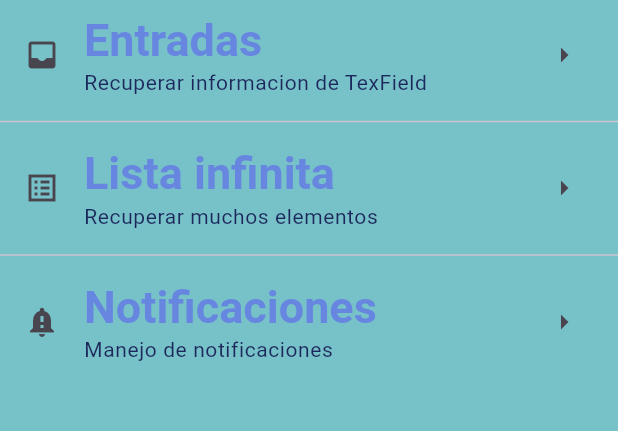
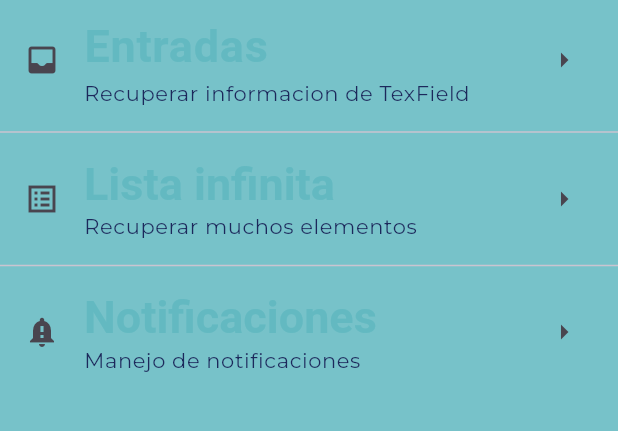
Before and after one commit to ElFranck21/componentes_flutter, a Flutter app: the screen it shows after launch, on a phone screen of 412 x 824 dp, the part 84-515 px from its top. Run offline on Flutter 3.47's test engine with Material 3 defaults, Android fonts, the phone set to English and light mode, and no system bars; our stand-ins replace google_fonts; Roboto replaces fonts that are missing (Acme).

Commit message:
Refactorizing and creation of AppTheme Class

```diff
--- a/lib/main_app.dart
+++ b/lib/main_app.dart
@@ -1,5 +1,6 @@
 import 'package:flutter/material.dart';
-import 'package:practica3_/home_screen.dart';
+import 'package:practica3_/screens/home_screen.dart';
+import 'package:practica3_/theme/app_theme.dart';
 class MainApp extends StatelessWidget {
   const MainApp({super.key});
 
@@ -8,23 +9,7 @@ class MainApp extends StatelessWidget {
     return  MaterialApp(
       debugShowCheckedModeBanner: false,
       home:const HomeScreen(),
-      theme:ThemeData(
-        scaffoldBackgroundColor:const Color.fromARGB(218, 96, 184, 192),
-        appBarTheme:const  AppBarTheme(color: Color.fromARGB(241, 31, 128, 193)),
-        textTheme:const  TextTheme(
-          headlineLarge: TextStyle(
-            fontFamily: 'sans-serif',
-            fontSize: 30,
-            fontWeight: FontWeight.bold,
-            color: Color.fromARGB(224, 101, 126, 227)
-          ),
-          bodySmall: TextStyle(
-            fontSize: 14,
-            fontWeight: FontWeight.w400,
-            color: Color.fromARGB(224, 16, 19, 76)
-          ),
-        ),
-      ),
+      theme:AppTheme.lightTheme,
     );
   }
 }
--- a/lib/home_screen.dart
+++ b/lib/screens/home_screen.dart
@@ -1,4 +1,5 @@
 import 'package:flutter/material.dart';
+import 'package:practica3_/theme/app_theme.dart';
 
 class HomeScreen extends StatelessWidget {
   const HomeScreen({super.key});
@@ -13,7 +14,9 @@ class HomeScreen extends StatelessWidget {
           children: <Widget> [
             ListTile(
               title: Text('Entradas',
-                style:Theme.of(context).textTheme.headlineLarge ,),
+                style: AppTheme.lightTheme.textTheme.headlineLarge,
+                ),
+               // style:Theme.of(context).textTheme.headlineLarge ,),
               subtitle: Text('Recuperar informacion de TexField',
                 style: Theme.of(context).textTheme.bodySmall,),
               leading:const Icon(Icons.inbox_rounded),
@@ -26,8 +29,8 @@ class HomeScreen extends StatelessWidget {
                 style:Theme.of(context).textTheme.headlineLarge ,),
               subtitle:  Text('Recuperar muchos elementos',
                 style: Theme.of(context).textTheme.bodySmall,),
-              leading: Icon(Icons.list_alt_sharp),
-              trailing: Icon(Icons.arrow_right_outlined),
+              leading: const Icon(Icons.list_alt_sharp),
+              trailing:const  Icon(Icons.arrow_right_outlined),
 
             ),const Divider(),
             ListTile(
@@ -35,8 +38,8 @@ class HomeScreen extends StatelessWidget {
                 style:Theme.of(context).textTheme.headlineLarge ,),
               subtitle:  Text('Manejo de notificaciones',
               style: Theme.of(context).textTheme.bodySmall,),
-              leading: Icon(Icons.notification_important),
-              trailing: Icon(Icons.arrow_right_outlined),
+              leading:const  Icon(Icons.notification_important),
+              trailing:const  Icon(Icons.arrow_right_outlined),
             ),
           ],
         ),
--- /dev/null
+++ b/lib/theme/app_theme.dart
@@ -0,0 +1,32 @@
+import 'package:flutter/material.dart';
+import 'package:google_fonts/google_fonts.dart';
+
+class AppTheme{
+  // constante de color primario
+  static const primaryColor=Color.fromARGB(218, 96, 184, 192);
+  // constante de color secundario
+  static const secundaryColor=Color.fromARGB(224, 16, 19, 76);
+    // constatnte de color de fondo
+  static const backColor=Color.fromARGB(241, 31, 128, 193);
+
+//definicion del tema de color y estilo de la app
+  static final ThemeData lightTheme= ThemeData.light().copyWith(
+    scaffoldBackgroundColor:primaryColor,
+        appBarTheme:const  AppBarTheme(color: backColor),
+        textTheme:  TextTheme(
+          // titulos de primer nivel h1
+          headlineLarge: GoogleFonts.acme(
+            fontSize: 30,
+            fontWeight: FontWeight.bold,
+            color: primaryColor,
+          ),
+
+          // fuente para textos muy pequeños
+          bodySmall: GoogleFonts.montserrat(
+            fontSize: 14,
+            fontWeight: FontWeight.w400,
+            color: secundaryColor,
+          ),
+        ),
+  );
+}
--- a/pubspec.yaml
+++ b/pubspec.yaml
@@ -9,6 +9,7 @@ environment:
 dependencies:
   flutter:
     sdk: flutter
+  google_fonts:
 
 dev_dependencies:
   flutter_test:
```
Also changed, not shown: pubspec.lock.
